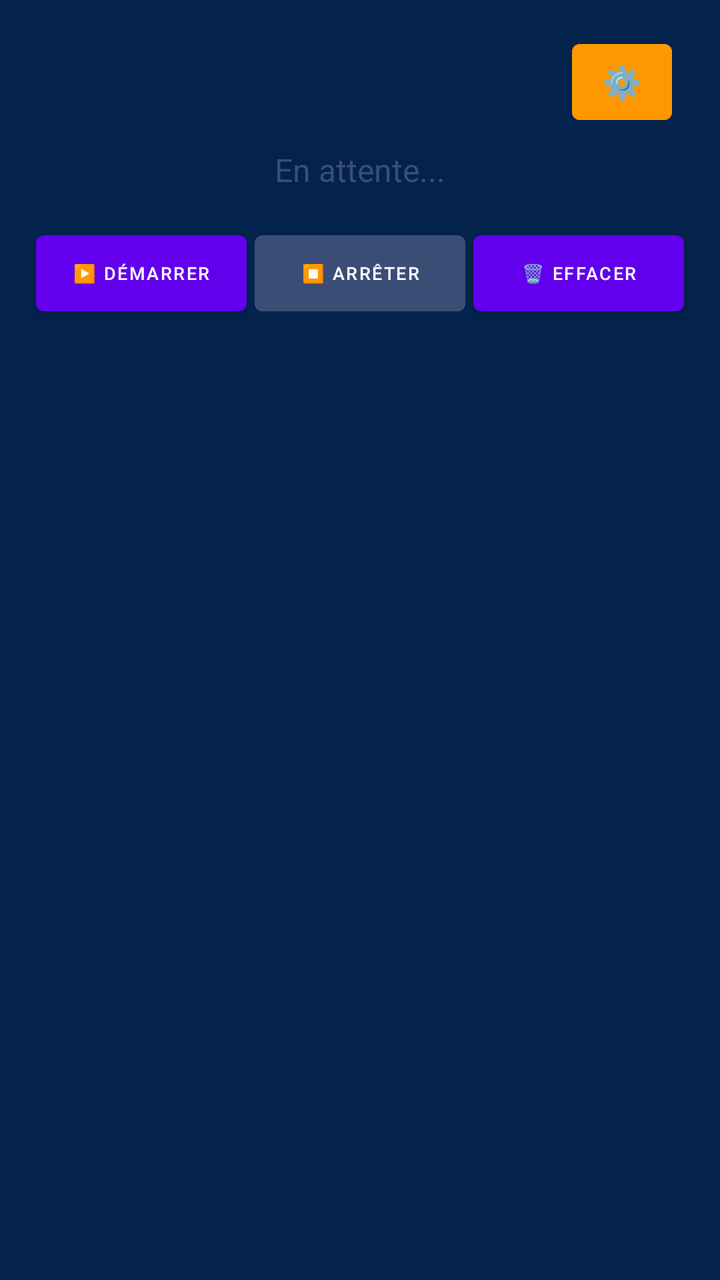
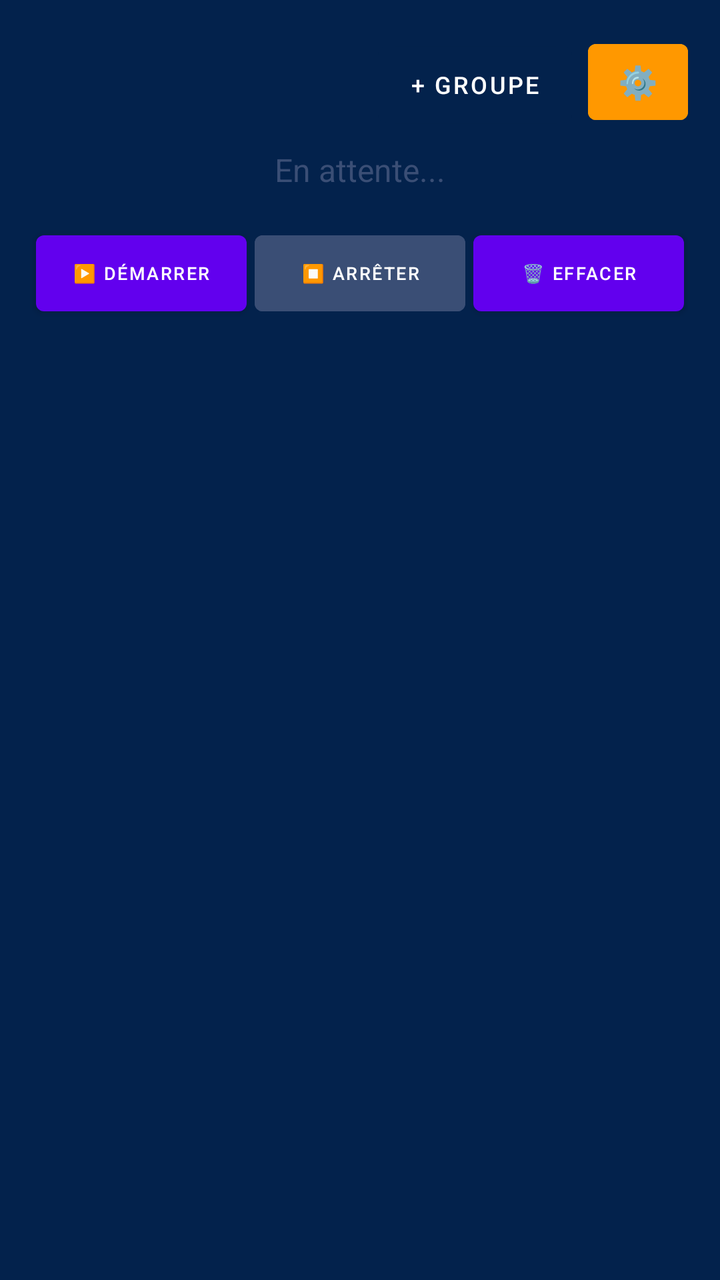

Two renders of the same Android screen: before a commit and after it. Below are the layout's source before the change and the commit's diff.
<!-- AndroidManifest.xml: activity theme Theme.App.Starting -->
<!-- res/layout/activity_main.xml -->
<?xml version="1.0" encoding="utf-8"?>
<LinearLayout xmlns:android="http://schemas.android.com/apk/res/android"
    android:layout_width="match_parent"
    android:layout_height="match_parent"
    android:orientation="vertical"
    android:padding="16dp"
    android:fitsSystemWindows="true">

    
    <LinearLayout
        android:layout_width="match_parent"
        android:layout_height="wrap_content"
        android:orientation="horizontal"
        android:gravity="end">

        <Button
            android:id="@+id/btnGlobalSettings"
            android:layout_width="50dp"
            android:layout_height="50dp"
            android:text="⚙️"
            android:textSize="16sp"
            android:layout_marginEnd="8dp"
            android:backgroundTint="#FF9800"
            />

        <Button
            android:id="@+id/appModeBtn"
            android:layout_width="50dp"
            android:layout_height="50dp"
            android:text="🔧"
            android:visibility="gone"
            android:textSize="16sp"
            />
    </LinearLayout>

    
    <TextView
        android:id="@+id/tvStatus"
        android:layout_width="match_parent"
        android:layout_height="wrap_content"
        android:layout_marginTop="8dp"
        android:text="En attente..."
        android:textSize="16sp"
        android:gravity="center"
        android:textColor="@color/grey"/>

    
    <LinearLayout
        android:layout_width="match_parent"
        android:layout_height="wrap_content"
        android:layout_marginTop="16dp"
        android:orientation="horizontal">

        <Button
            android:id="@+id/btnStartScan"
            android:layout_width="0dp"
            android:layout_height="50dp"
            android:layout_weight="1"
            android:layout_marginHorizontal="2dp"
            android:text="▶️ Démarrer"
            android:textSize="9sp"/>

        <Button
            android:id="@+id/btnStopScan"
            android:layout_width="0dp"
            android:layout_height="50dp"
            android:layout_weight="1"
            android:layout_marginHorizontal="2dp"
            android:text="⏹️ Arrêter"
            android:enabled="false"
            android:backgroundTint="@color/grey"
            android:textColor="@color/white"
            android:textSize="9sp"/>

        <Button
            android:id="@+id/btnClearData"
            android:layout_width="0dp"
            android:layout_height="50dp"
            android:layout_weight="1"
            android:layout_marginHorizontal="2dp"
            android:text="🗑️ Effacer"
            android:textSize="9sp"/>
    </LinearLayout>

    
    <EditText
        android:id="@+id/etFileName"
        android:layout_width="match_parent"
        android:layout_height="wrap_content"
        android:layout_marginTop="8dp"
        android:hint="Nom du fichier CSV"
        android:visibility="gone" />

    
    <androidx.recyclerview.widget.RecyclerView
        android:id="@+id/rvPenonCards"
        android:layout_width="match_parent"
        android:layout_height="0dp"
        android:layout_weight="1"
        android:layout_marginTop="16dp" />

</LinearLayout>
<!-- resources referenced by this layout -->
<resources>
  <color name="grey">#3A4E75</color>
  <color name="white">#FFFFFFFF</color>
  <style name="Theme.App.Starting" parent="Theme.MaterialComponents.DayNight">
          <item name="android:windowBackground">@color/sea</item>
          <item name="android:statusBarColor">@color/sea</item>
      </style>
  <color name="sea">#03224C</color>
</resources>

<!-- the commit's change to res/layout/activity_main.xml (unified diff, before → after) -->
@@ -14,14 +14,22 @@
         android:gravity="end">
 
         <Button
+            android:id="@+id/btnAddGroup"
+            android:layout_width="wrap_content"
+            android:layout_height="50dp"
+            android:text="+ Groupe"
+            android:textSize="12sp"
+            android:layout_marginEnd="8dp"
+            android:backgroundTint="@color/sea"
+            android:textColor="@color/white" />
+
+        <Button
             android:id="@+id/btnGlobalSettings"
             android:layout_width="50dp"
             android:layout_height="50dp"
             android:text="⚙️"
             android:textSize="16sp"
-            android:layout_marginEnd="8dp"
-            android:backgroundTint="#FF9800"
-            />
+            android:backgroundTint="#FF9800" />
 
         <Button
             android:id="@+id/appModeBtn"
@@ -29,8 +37,8 @@
             android:layout_height="50dp"
             android:text="🔧"
             android:visibility="gone"
-            android:textSize="16sp"
-            />
+            android:textSize="16sp" />
+
     </LinearLayout>
 
     
@@ -42,7 +50,7 @@
         android:text="En attente..."
         android:textSize="16sp"
         android:gravity="center"
-        android:textColor="@color/grey"/>
+        android:textColor="@color/grey" />
 
     
     <LinearLayout
@@ -58,7 +66,7 @@
             android:layout_weight="1"
             android:layout_marginHorizontal="2dp"
             android:text="▶️ Démarrer"
-            android:textSize="9sp"/>
+            android:textSize="9sp" />
 
         <Button
             android:id="@+id/btnStopScan"
@@ -70,7 +78,7 @@
             android:enabled="false"
             android:backgroundTint="@color/grey"
             android:textColor="@color/white"
-            android:textSize="9sp"/>
+            android:textSize="9sp" />
 
         <Button
             android:id="@+id/btnClearData"
@@ -79,7 +87,8 @@
             android:layout_weight="1"
             android:layout_marginHorizontal="2dp"
             android:text="🗑️ Effacer"
-            android:textSize="9sp"/>
+            android:textSize="9sp" />
+
     </LinearLayout>
 
     
